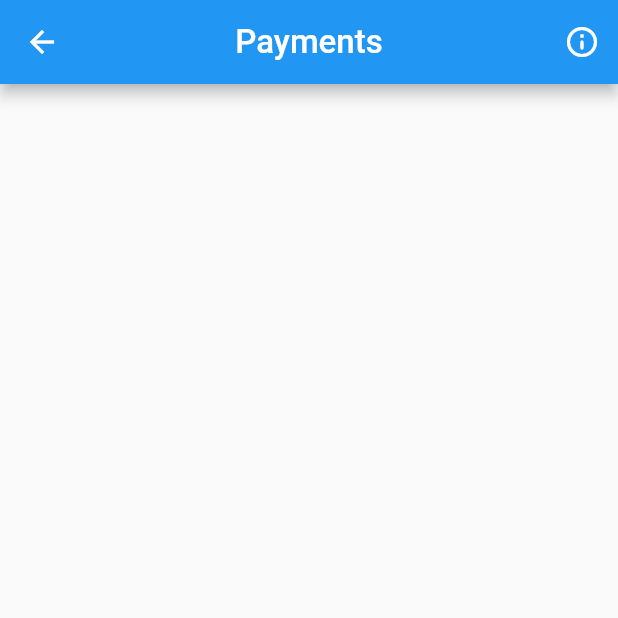
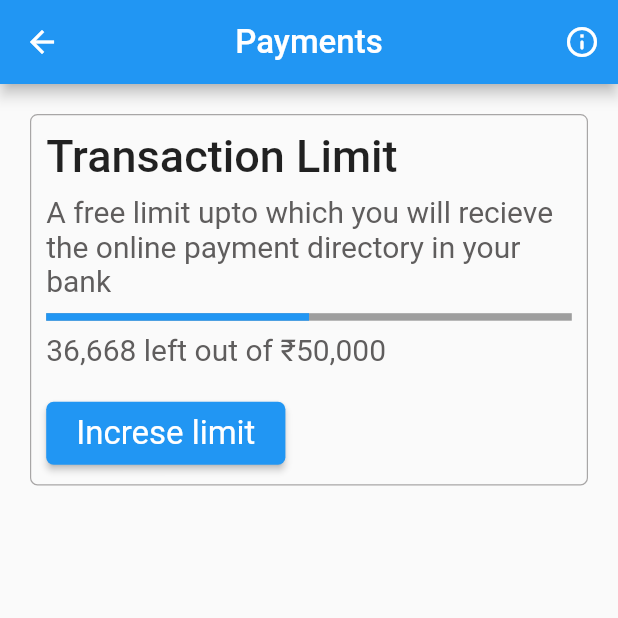
Before and after one commit to fasil2401/custom_uis, a Flutter app: the screen it shows after launch, on a phone screen of 412 x 824 dp, the top half of it. Run offline on Flutter 3.47's test engine with Material 2 defaults, Android fonts, the phone set to English and light mode, and no system bars.

Commit message:
thrird page button added

```diff
--- a/lib/screens/third.dart
+++ b/lib/screens/third.dart
@@ -1,3 +1,5 @@
+import 'package:custom/widgets/button.dart';
+import 'package:custom/widgets/text.dart';
 import 'package:flutter/material.dart';
 
 class Payments extends StatelessWidget {
@@ -19,8 +21,44 @@ class Payments extends StatelessWidget {
         centerTitle: true,
         actions: <Widget>[
           IconButton(onPressed: (){},
-          icon: Icon(Icons.info_outline_rounded))
+          icon:const Icon(Icons.info_outline_rounded))
         ],
+    ),
+    body: Padding(
+      padding: const EdgeInsets.all(20),
+      child: Column(
+        children: [
+          Container(
+            width: double.infinity,
+            decoration: BoxDecoration(
+              borderRadius: BorderRadius.circular(5),
+              border: Border.all(width: 0.8,color:Color.fromARGB(255, 168, 166, 166))
+            ),
+            child: Padding(
+              padding: const EdgeInsets.all(10),
+              child: Column(
+                crossAxisAlignment: CrossAxisAlignment.start,
+                children: [
+                 const HeadText(data: 'Transaction Limit'),
+                 const SizedBox(height: 8,),
+                  ContentText(data: 'A free limit upto which you will recieve \nthe online payment directory in your bank'),
+                  const SizedBox(height: 10,),
+                 const LinearProgressIndicator(
+                    value: 0.5,
+                    backgroundColor: Colors.grey,
+                    minHeight: 5,
+                  ),
+                  const SizedBox(height: 8,),
+                  ContentText(data: '36,668 left out of ₹50,000'),
+                  const SizedBox(height: 20,),
+                 const ButtonCustom(color: Colors.blue, paddingh: 20, paddingv: 8, font: 22, radius: 5, text: 'Increse limit')
+
+                ],
+              ),
+            ),
+          )
+        ],
+      ),
     ),
     );
   }
--- /dev/null
+++ b/lib/widgets/button.dart
@@ -0,0 +1,35 @@
+import 'package:flutter/material.dart';
+
+class ButtonCustom extends StatelessWidget {
+  final Color color;
+  final double paddingh;
+  final double paddingv;
+  final double font;
+  final double radius;
+  final String text;
+  const ButtonCustom(
+      {Key? key,
+      required this.color,
+      required this.paddingh,
+      required this.paddingv,
+      required this.font,
+      required this.radius,
+      required this.text})
+      : super(key: key);
+
+  @override
+  Widget build(BuildContext context) {
+    return ElevatedButton(
+        style: ElevatedButton.styleFrom(
+            primary: color,
+            padding:
+                EdgeInsets.symmetric(horizontal: paddingh, vertical: paddingv),
+            textStyle: TextStyle(fontSize: font, fontWeight: FontWeight.w400),
+            shape: RoundedRectangleBorder(
+                borderRadius: BorderRadius.circular(radius))),
+        onPressed: () {},
+        child: Text(
+          text,
+        ));
+  }
+}
--- /dev/null
+++ b/lib/widgets/text.dart
@@ -0,0 +1,30 @@
+import 'package:flutter/material.dart';
+
+class HeadText extends StatelessWidget {
+  final String data;
+  const HeadText({Key? key, required this.data}) : super(key: key);
+
+  @override
+  Widget build(BuildContext context) {
+    return Text(
+      data,
+      style: const TextStyle(fontSize: 30, fontWeight: FontWeight.w500),
+    );
+  }
+}
+
+class ContentText extends StatelessWidget {
+  final String data;
+  ContentText({Key? key, required this.data}) : super(key: key);
+
+  @override
+  Widget build(BuildContext context) {
+    return Text(
+      data,
+      style: const TextStyle(
+          color: Color.fromARGB(255, 95, 93, 93),
+          fontSize: 20,
+          fontWeight: FontWeight.normal),
+    );
+  }
+}
```
